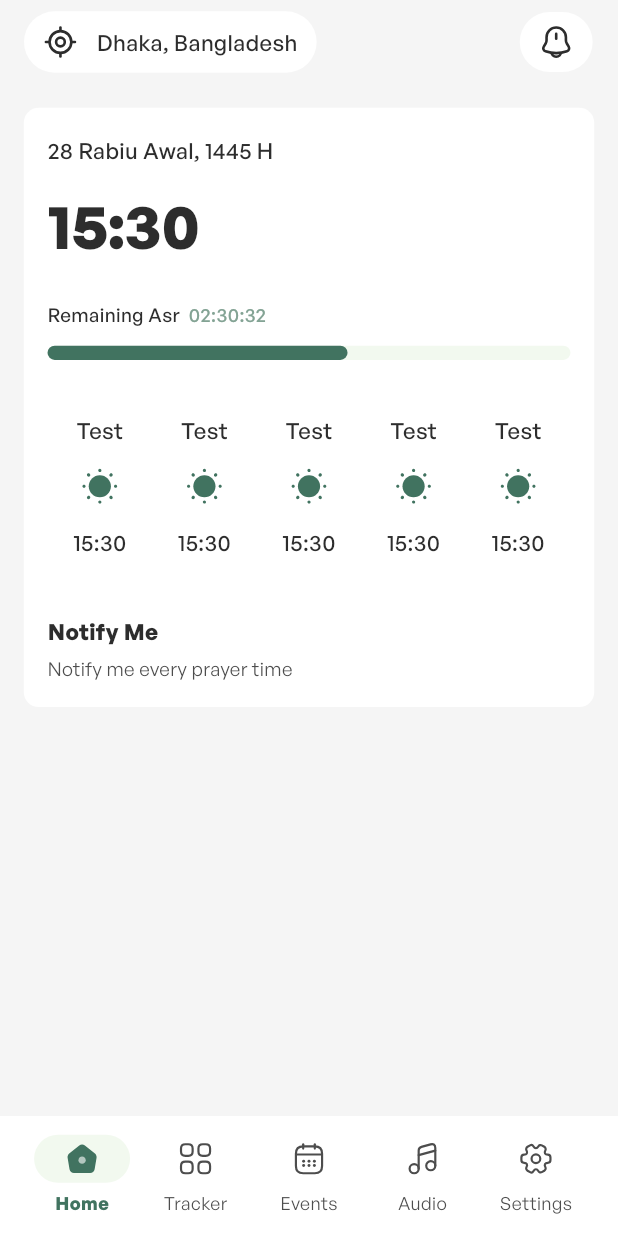
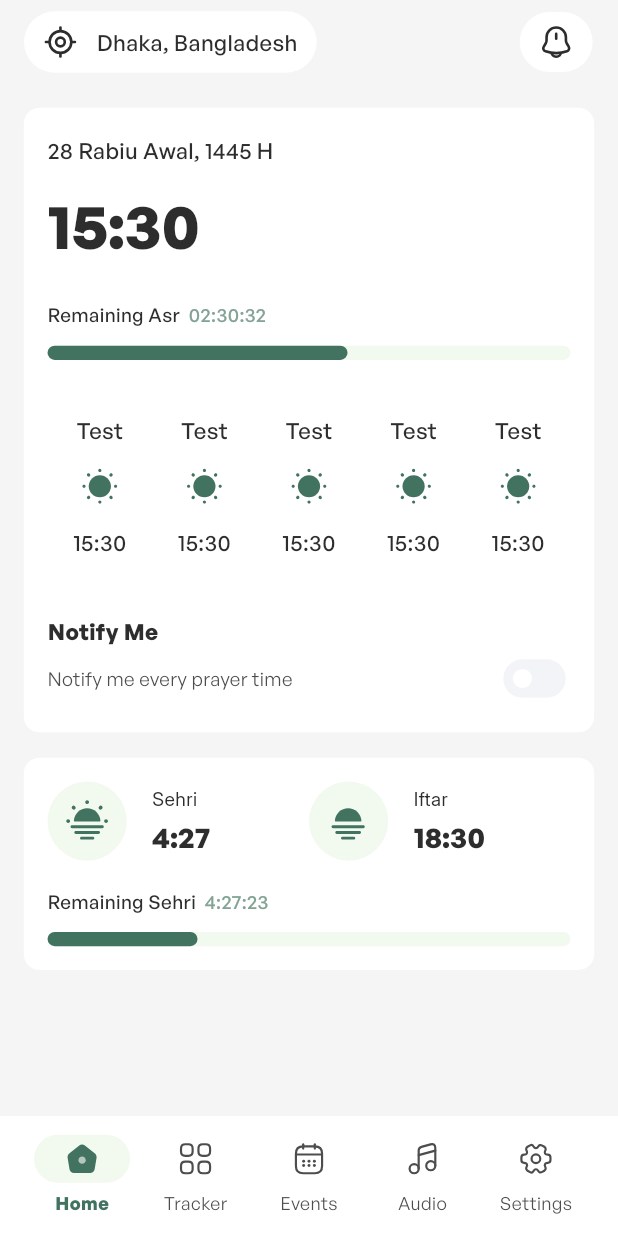
Before and after one commit to royalcourtbd/prayer_times_app, a Flutter app: the screen it shows after launch, on a phone screen of 412 x 824 dp. Run offline on Flutter 3.47's test engine with Material 3 defaults, Android fonts, the phone set to English and light mode, and no system bars; our stand-ins replace equatable, flutter_svg, fpdart, get, get_it, responsive_sizer; missing offline and left inert: talker_logger.

Commit message:
✨ feat: Implement prayer time presenter with notification controls

```diff
--- a/lib/core/di/service_locator.dart
+++ b/lib/core/di/service_locator.dart
@@ -2,6 +2,7 @@ import 'dart:async';
 import 'package:get_it/get_it.dart';
 import 'package:qibla_and_prayer_times/core/base/base_presenter.dart';
 import 'package:qibla_and_prayer_times/presentation/main/presenter/main_presenter.dart';
+import 'package:qibla_and_prayer_times/presentation/prayer_time/presenter/prayer_time_presenter.dart';
 
 // Implementation Note:
 //
@@ -75,7 +76,9 @@ class ServiceLocator {
   Future<void> _setUpDataSources() async {}
 
   Future<void> _setUpPresenters() async {
-    _serviceLocator.registerFactory(() => loadPresenter(MainPresenter()));
+    _serviceLocator
+      ..registerFactory(() => loadPresenter(MainPresenter()))
+      ..registerLazySingleton(() => loadPresenter(PrayerTimePresenter()));
   }
 
   Future<void> _setUpUseCase() async {}
--- /dev/null
+++ b/lib/presentation/common/custom_card.dart
@@ -0,0 +1,23 @@
+import 'package:flutter/material.dart';
+import 'package:qibla_and_prayer_times/core/static/ui_const.dart';
+import 'package:qibla_and_prayer_times/core/utility/utility.dart';
+
+class CustomCard extends StatelessWidget {
+  const CustomCard({
+    super.key,
+    required this.child,
+  });
+  final Widget child;
+  @override
+  Widget build(BuildContext context) {
+    return Container(
+      padding: padding15,
+      width: double.infinity,
+      decoration: BoxDecoration(
+        color: context.color.backgroundColor,
+        borderRadius: radius10,
+      ),
+      child: child,
+    );
+  }
+}
--- /dev/null
+++ b/lib/presentation/common/custom_switch.dart
@@ -0,0 +1,32 @@
+import 'package:flutter/material.dart';
+import 'package:qibla_and_prayer_times/core/utility/utility.dart';
+
+class CustomSwitch extends StatelessWidget {
+  final bool value;
+  final ValueChanged<bool> onChanged;
+
+  const CustomSwitch({
+    super.key,
+    required this.value,
+    required this.onChanged,
+  });
+
+  @override
+  Widget build(BuildContext context) {
+    return Transform.scale(
+      scale: 0.8,
+      alignment: Alignment.centerRight,
+      child: Switch(
+        key: key,
+        value: value,
+        onChanged: onChanged,
+        materialTapTargetSize: MaterialTapTargetSize.shrinkWrap,
+        activeTrackColor: context.color.primaryColor900,
+        inactiveThumbColor: context.color.whiteColor,
+        inactiveTrackColor: context.color.blackColor100,
+        trackOutlineColor: const WidgetStatePropertyAll(Colors.transparent),
+        trackOutlineWidth: const WidgetStatePropertyAll(0),
+      ),
+    );
+  }
+}
--- a/lib/presentation/main/ui/main_page.dart
+++ b/lib/presentation/main/ui/main_page.dart
@@ -11,11 +11,11 @@ class MainPage extends StatelessWidget {
   final MainPresenter _mainPresenter = locate<MainPresenter>();
 
   final List<Widget> _pages = <Widget>[
-    const PrayerTimePage(),
-    const PrayerTimePage(),
-    const PrayerTimePage(),
-    const PrayerTimePage(),
-    const PrayerTimePage(),
+    PrayerTimePage(),
+    PrayerTimePage(),
+    PrayerTimePage(),
+    PrayerTimePage(),
+    PrayerTimePage(),
   ];
 
   @override
--- /dev/null
+++ b/lib/presentation/prayer_time/presenter/prayer_time_presenter.dart
@@ -0,0 +1,30 @@
+import 'package:flutter/material.dart';
+import 'package:qibla_and_prayer_times/core/base/base_presenter.dart';
+import 'package:qibla_and_prayer_times/core/utility/utility.dart';
+import 'package:qibla_and_prayer_times/presentation/prayer_time/presenter/prayer_time_ui_state.dart';
+
+class PrayerTimePresenter extends BasePresenter<PrayerTimeUiState> {
+  final Obs<PrayerTimeUiState> uiState = Obs(PrayerTimeUiState.empty());
+
+  PrayerTimeUiState get currentUiState => uiState.value;
+
+  void toggleNotifyMe(bool value) {
+    uiState.value = currentUiState.copyWith(notifyMe: value);
+    addUserMessage('Notify me every prayer time: $value');
+  }
+
+  @override
+  Future<void> addUserMessage(String message) async {
+    uiState.value = currentUiState.copyWith(userMessage: message);
+    showMessage(message: message, context: currentUiState.context);
+  }
+
+  @override
+  Future<void> toggleLoading({required bool loading}) async {
+    uiState.value = currentUiState.copyWith(isLoading: loading);
+  }
+
+  void updateContext(BuildContext context) {
+    uiState.value = currentUiState.copyWith(context: context);
+  }
+}
--- /dev/null
+++ b/lib/presentation/prayer_time/presenter/prayer_time_ui_state.dart
@@ -0,0 +1,45 @@
+import 'package:flutter/material.dart';
+import 'package:qibla_and_prayer_times/core/base/base_ui_state.dart';
+
+class PrayerTimeUiState extends BaseUiState {
+  const PrayerTimeUiState({
+    required super.isLoading,
+    required super.userMessage,
+    required this.notifyMe,
+    this.context,
+  });
+
+  factory PrayerTimeUiState.empty() {
+    return const PrayerTimeUiState(
+      isLoading: false,
+      userMessage: '',
+      notifyMe: false,
+      context: null,
+    );
+  }
+
+  final bool notifyMe;
+  final BuildContext? context;
+
+  @override
+  List<Object?> get props => [
+        isLoading,
+        userMessage,
+        notifyMe,
+        context,
+      ];
+
+  PrayerTimeUiState copyWith({
+    bool? isLoading,
+    String? userMessage,
+    bool? notifyMe,
+    BuildContext? context,
+  }) {
+    return PrayerTimeUiState(
+      isLoading: isLoading ?? this.isLoading,
+      userMessage: userMessage ?? this.userMessage,
+      notifyMe: notifyMe ?? this.notifyMe,
+      context: context ?? this.context,
+    );
+  }
+}
--- a/lib/presentation/prayer_time/ui/prayer_time_page.dart
+++ b/lib/presentation/prayer_time/ui/prayer_time_page.dart
@@ -1,17 +1,32 @@
 import 'package:flutter/material.dart';
 import 'package:qibla_and_prayer_times/core/config/prayer_time_app_screen.dart';
-import 'package:qibla_and_prayer_times/core/external_libs/svg_image.dart';
-import 'package:qibla_and_prayer_times/core/static/svg_path.dart';
+import 'package:qibla_and_prayer_times/core/di/service_locator.dart';
+import 'package:qibla_and_prayer_times/core/external_libs/presentable_widget_builder.dart';
 import 'package:qibla_and_prayer_times/core/static/ui_const.dart';
 import 'package:qibla_and_prayer_times/core/utility/utility.dart';
+import 'package:qibla_and_prayer_times/presentation/common/custom_card.dart';
+import 'package:qibla_and_prayer_times/presentation/common/custom_switch.dart';
+import 'package:qibla_and_prayer_times/presentation/prayer_time/presenter/prayer_time_presenter.dart';
+import 'package:qibla_and_prayer_times/presentation/prayer_time/presenter/prayer_time_ui_state.dart';
+import 'package:qibla_and_prayer_times/presentation/prayer_time/widgets/countdown_progress_bar.dart';
+import 'package:qibla_and_prayer_times/presentation/prayer_time/widgets/daily_waqt_view.dart';
 import 'package:qibla_and_prayer_times/presentation/prayer_time/widgets/prayer_time_page_app_bar.dart';
+import 'package:qibla_and_prayer_times/presentation/prayer_time/widgets/sehri_and_iftar_schedule_card.dart';
 
 class PrayerTimePage extends StatelessWidget {
-  const PrayerTimePage({super.key});
+  PrayerTimePage({super.key});
+  final PrayerTimePresenter _prayerTimePresenter =
+      locate<PrayerTimePresenter>();
 
   @override
   Widget build(BuildContext context) {
     final theme = Theme.of(context);
+    return PresentableWidgetBuilder(
+        presenter: _prayerTimePresenter,
+        builder: () {
+          final PrayerTimeUiState currentUiState =
+              _prayerTimePresenter.currentUiState;
+          _prayerTimePresenter.updateContext(context);
           return Scaffold(
             appBar: HomePageAppBar(
               theme: theme,
@@ -22,13 +37,7 @@ class PrayerTimePage extends StatelessWidget {
               padding: padding15,
               child: Column(
                 children: [
-            Container(
-              padding: padding15,
-              width: double.infinity,
-              decoration: BoxDecoration(
-                color: context.color.backgroundColor,
-                borderRadius: BorderRadius.circular(10),
-              ),
+                  CustomCard(
                     child: Column(
                       crossAxisAlignment: CrossAxisAlignment.start,
                       children: [
@@ -50,97 +59,14 @@ class PrayerTimePage extends StatelessWidget {
                           ),
                         ),
                         gapH16,
-                  RichText(
-                    text: TextSpan(
-                      children: [
-                        TextSpan(
-                          text: 'Remaining Asr  ',
-                          style: theme.textTheme.bodyMedium!.copyWith(
-                            color: context.color.titleColor,
-                            fontSize: twelvePx,
-                            fontWeight: FontWeight.w500,
-                          ),
-                        ),
-                        TextSpan(
-                          text: '02:30:32',
-                          style: theme.textTheme.bodyMedium!.copyWith(
-                            color: context.color.primaryColor600,
-                            fontSize: twelvePx,
-                            fontWeight: FontWeight.w500,
-                          ),
-                        ),
-                      ],
-                    ),
-                  ),
-                  gapH10,
-                  Stack(
-                    children: [
-                      Container(
-                        height: ninePx,
-                        width: double.infinity,
-                        decoration: BoxDecoration(
-                          color: context.color.primaryColor25,
-                          borderRadius: radius10,
-                        ),
-                      ),
-                      AnimatedContainer(
-                        duration: const Duration(milliseconds: 200),
-                        height: ninePx,
-                        width: 200,
-                        decoration: BoxDecoration(
-                          color: context.color.primaryColor900,
-                          borderRadius: radius10,
-                        ),
-                      ),
-                    ],
+                        CountdownProgressBar(
+                          theme: theme,
+                          remainingTime: '02:30:32',
+                          title: 'Asr',
+                          progress: 200,
                         ),
                         gapH25,
-                  Row(
-                    children: List.generate(
-                      5,
-                      (index) {
-                        return Expanded(
-                          child: Container(
-                            padding: EdgeInsets.symmetric(
-                                horizontal: fourPx, vertical: eightPx),
-                            decoration: BoxDecoration(
-                              borderRadius: radius10,
-                            ),
-                            child: Column(
-                              mainAxisSize: MainAxisSize.min,
-                              children: [
-                                Text(
-                                  'Test',
-                                  style: theme.textTheme.bodyMedium!.copyWith(
-                                    color: context.color.titleColor,
-                                    fontSize: fourteenPx,
-                                    fontWeight: FontWeight.w500,
-                                  ),
-                                  overflow: TextOverflow.ellipsis, // Add this
-                                  softWrap: false, // Add this
-                                ),
-                                gapH12,
-                                SvgImage(
-                                  SvgPath.icAsrFill,
-                                  width: twentyFourPx,
-                                  height: twentyFourPx,
-                                ),
-                                gapH12,
-                                Text(
-                                  '15:30',
-                                  style: theme.textTheme.bodyMedium!.copyWith(
-                                    color: context.color.titleColor,
-                                    fontSize: fourteenPx,
-                                    fontWeight: FontWeight.w500,
-                                  ),
-                                ),
-                              ],
-                            ),
-                          ),
-                        );
-                      },
-                    ),
-                  ),
+                        DailyWaqtView(theme: theme),
                         gapH25,
                         Text(
                           'Notify Me',
@@ -150,8 +76,8 @@ class PrayerTimePage extends StatelessWidget {
                             fontWeight: FontWeight.w600,
                           ),
                         ),
-                  gapH3,
                         Row(
+                          mainAxisAlignment: MainAxisAlignment.spaceBetween,
                           children: [
                             Text(
                               'Notify me every prayer time',
@@ -161,14 +87,22 @@ class PrayerTimePage extends StatelessWidget {
                                 fontWeight: FontWeight.w400,
                               ),
                             ),
+                            CustomSwitch(
+                              value: currentUiState.notifyMe,
+                              onChanged: (value) =>
+                                  _prayerTimePresenter.toggleNotifyMe(value),
+                            ),
                           ],
-                  )
-                ],
-              ),
                         ),
                       ],
                     ),
                   ),
+                  gapH16,
+                  SehriIftarScheduleCard(theme: theme),
+                ],
+              ),
+            ),
           );
+        });
   }
 }
--- /dev/null
+++ b/lib/presentation/prayer_time/widgets/countdown_progress_bar.dart
@@ -0,0 +1,72 @@
+import 'package:flutter/material.dart';
+import 'package:qibla_and_prayer_times/core/config/prayer_time_app_screen.dart';
+import 'package:qibla_and_prayer_times/core/static/ui_const.dart';
+import 'package:qibla_and_prayer_times/core/utility/utility.dart';
+
+class CountdownProgressBar extends StatelessWidget {
+  const CountdownProgressBar({
+    super.key,
+    required this.theme,
+    this.remainingTime,
+    this.progress,
+    this.title,
+  });
+
+  final ThemeData theme;
+  final String? remainingTime;
+  final String? title;
+  final double? progress;
+
+  @override
+  Widget build(BuildContext context) {
+    return Column(
+      crossAxisAlignment: CrossAxisAlignment.start,
+      children: [
+        RichText(
+          text: TextSpan(
+            children: [
+              TextSpan(
+                text: 'Remaining ${title ?? ''}  ',
+                style: theme.textTheme.bodyMedium!.copyWith(
+                  color: context.color.titleColor,
+                  fontSize: twelvePx,
+                  fontWeight: FontWeight.w500,
+                ),
+              ),
+              TextSpan(
+                text: remainingTime,
+                style: theme.textTheme.bodyMedium!.copyWith(
+                  color: context.color.primaryColor600,
+                  fontSize: twelvePx,
+                  fontWeight: FontWeight.w500,
+                ),
+              ),
+            ],
+          ),
+        ),
+        gapH10,
+        Stack(
+          children: [
+            Container(
+              height: ninePx,
+              width: double.infinity,
+              decoration: BoxDecoration(
+                color: context.color.primaryColor25,
+                borderRadius: radius10,
+              ),
+            ),
+            AnimatedContainer(
+              duration: const Duration(milliseconds: 200),
+              height: ninePx,
+              width: progress,
+              decoration: BoxDecoration(
+                color: context.color.primaryColor900,
+                borderRadius: radius10,
+              ),
+            ),
+          ],
+        ),
+      ],
+    );
+  }
+}
--- /dev/null
+++ b/lib/presentation/prayer_time/widgets/daily_waqt_view.dart
@@ -0,0 +1,65 @@
+import 'package:flutter/material.dart';
+import 'package:qibla_and_prayer_times/core/config/prayer_time_app_screen.dart';
+import 'package:qibla_and_prayer_times/core/external_libs/svg_image.dart';
+import 'package:qibla_and_prayer_times/core/static/svg_path.dart';
+import 'package:qibla_and_prayer_times/core/static/ui_const.dart';
+import 'package:qibla_and_prayer_times/core/utility/utility.dart';
+
+class DailyWaqtView extends StatelessWidget {
+  const DailyWaqtView({
+    super.key,
+    required this.theme,
+  });
+
+  final ThemeData theme;
+
+  @override
+  Widget build(BuildContext context) {
+    return Row(
+      children: List.generate(
+        5,
+        (index) {
+          return Expanded(
+            child: Container(
+              padding:
+                  EdgeInsets.symmetric(horizontal: fourPx, vertical: eightPx),
+              decoration: BoxDecoration(
+                borderRadius: radius10,
+              ),
+              child: Column(
+                mainAxisSize: MainAxisSize.min,
+                children: [
+                  Text(
+                    'Test',
+                    style: theme.textTheme.bodyMedium!.copyWith(
+                      color: context.color.titleColor,
+                      fontSize: fourteenPx,
+                      fontWeight: FontWeight.w500,
+                    ),
+                    overflow: TextOverflow.ellipsis, // Add this
+                    softWrap: false, // Add this
+                  ),
+                  gapH12,
+                  SvgImage(
+                    SvgPath.icAsrFill,
+                    width: twentyFourPx,
+                    height: twentyFourPx,
+                  ),
+                  gapH12,
+                  Text(
+                    '15:30',
+                    style: theme.textTheme.bodyMedium!.copyWith(
+                      color: context.color.titleColor,
+                      fontSize: fourteenPx,
+                      fontWeight: FontWeight.w500,
+                    ),
+                  ),
+                ],
+              ),
+            ),
+          );
+        },
+      ),
+    );
+  }
+}
--- /dev/null
+++ b/lib/presentation/prayer_time/widgets/fasting_time_item.dart
@@ -0,0 +1,60 @@
+import 'package:flutter/material.dart';
+import 'package:qibla_and_prayer_times/core/config/prayer_time_app_screen.dart';
+import 'package:qibla_and_prayer_times/core/external_libs/svg_image.dart';
+import 'package:qibla_and_prayer_times/core/static/font_family.dart';
+import 'package:qibla_and_prayer_times/core/static/ui_const.dart';
+import 'package:qibla_and_prayer_times/core/utility/utility.dart';
+
+class FastingTimeItem extends StatelessWidget {
+  final String title;
+  final String time;
+  final String icon;
+
+  const FastingTimeItem({
+    super.key,
+    required this.title,
+    required this.time,
+    required this.icon,
+  });
+
+  @override
+  Widget build(BuildContext context) {
+    final theme = Theme.of(context);
+
+    return Row(
+      children: [
+        Container(
+          padding: padding10,
+          width: fiftyPx,
+          height: fiftyPx,
+          decoration: BoxDecoration(
+            color: context.color.primaryColor25,
+            shape: BoxShape.circle,
+          ),
+          child: SvgImage(icon, color: context.color.primaryColor900),
+        ),
+        gapW16,
+        Column(
+          crossAxisAlignment: CrossAxisAlignment.start,
+          children: [
+            Text(
+              title,
+              style: theme.textTheme.bodyMedium!.copyWith(
+                fontSize: twelvePx,
+                fontWeight: FontWeight.w400,
+                fontFamily: FontFamily.inter,
+              ),
+            ),
+            Text(
+              time,
+              style: theme.textTheme.bodyMedium!.copyWith(
+                fontSize: eighteenPx,
+                fontWeight: FontWeight.w600,
+              ),
+            ),
+          ],
+        ),
+      ],
+    );
+  }
+}
--- /dev/null
+++ b/lib/presentation/prayer_time/widgets/sehri_and_iftar_schedule_card.dart
@@ -0,0 +1,50 @@
+import 'package:flutter/material.dart';
+import 'package:qibla_and_prayer_times/core/static/svg_path.dart';
+import 'package:qibla_and_prayer_times/core/static/ui_const.dart';
+import 'package:qibla_and_prayer_times/presentation/common/custom_card.dart';
+import 'package:qibla_and_prayer_times/presentation/prayer_time/widgets/countdown_progress_bar.dart';
+import 'package:qibla_and_prayer_times/presentation/prayer_time/widgets/fasting_time_item.dart';
+
+class SehriIftarScheduleCard extends StatelessWidget {
+  const SehriIftarScheduleCard({
+    super.key,
+    required this.theme,
+  });
+
+  final ThemeData theme;
+
+  @override
+  Widget build(BuildContext context) {
+    return CustomCard(
+      child: Column(
+        children: [
+          const Row(
+            children: [
+              Expanded(
+                child: FastingTimeItem(
+                  icon: SvgPath.icFazrFill,
+                  title: 'Sehri',
+                  time: '4:27',
+                ),
+              ),
+              Expanded(
+                child: FastingTimeItem(
+                  icon: SvgPath.icMaghribFill,
+                  title: 'Iftar',
+                  time: '18:30',
+                ),
+              ),
+            ],
+          ),
+          gapH16,
+          CountdownProgressBar(
+            theme: theme,
+            title: 'Sehri',
+            remainingTime: '4:27:23',
+            progress: 100,
+          ),
+        ],
+      ),
+    );
+  }
+}
```
Also changed, not shown: 1 other file. Lines whose indentation alone changed are shown as unchanged.
